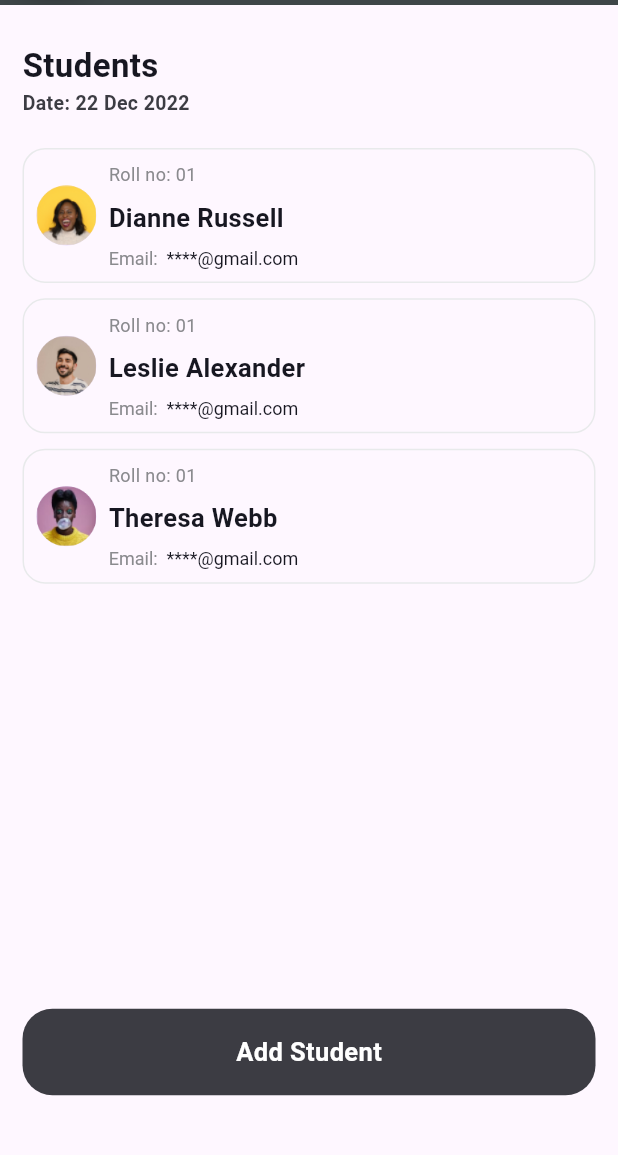
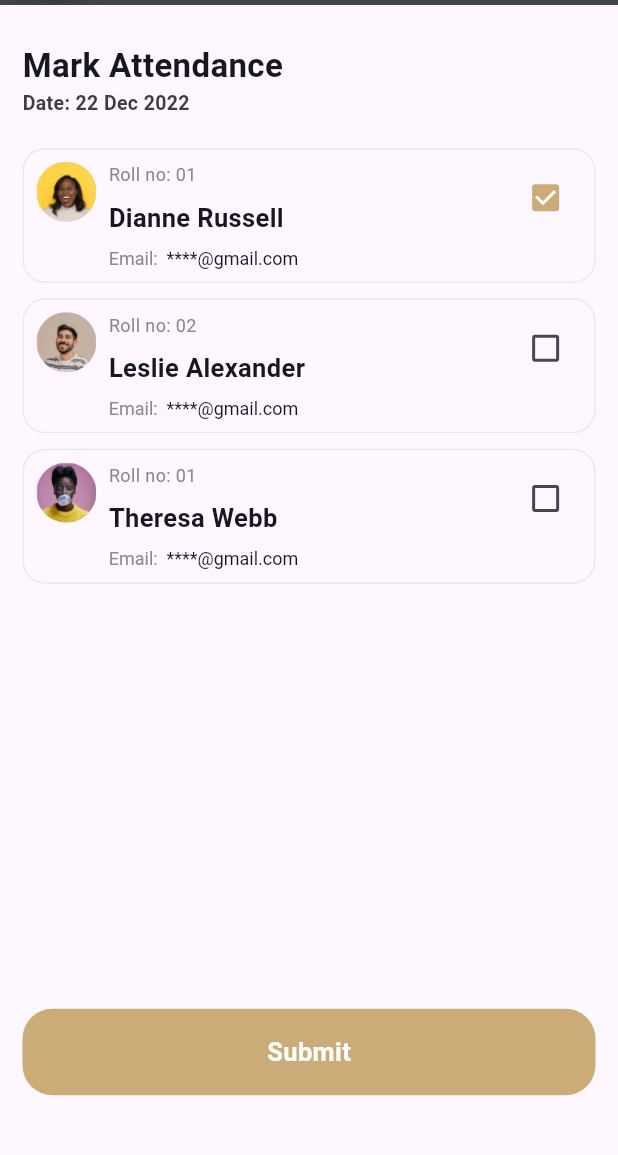
Before and after one commit to Aabis-Ahmed-Hassan/books_app_ui, a Flutter app: the screen it shows after launch, on a phone screen of 412 x 824 dp, the part 79-1234 px from its top. Run offline on Flutter 3.47's test engine with Material 3 defaults, Android fonts, the phone set to English and light mode, and no system bars.

Commit message:
Done with task 2

```diff
--- a/lib/task 2/mark_attendance.dart
+++ b/lib/task 2/mark_attendance.dart
@@ -1,7 +1,7 @@
 import 'package:flutter/material.dart';
 
 class MarkAttendance extends StatelessWidget {
-  const MarkAttendance({super.key});
+  MarkAttendance({super.key});
 
   @override
   Widget build(BuildContext context) {
@@ -63,7 +63,7 @@ class MarkAttendance extends StatelessWidget {
               height: height * 0.03,
             ),
             const Text(
-              'Students',
+              'Mark Attendance',
               style: TextStyle(
                 color: Color(0xff171721),
                 fontWeight: FontWeight.w700,
@@ -81,8 +81,6 @@ class MarkAttendance extends StatelessWidget {
             SizedBox(
               height: height * 0.025,
             ),
-            Column(
-              children: [
             Container(
               width: double.infinity,
               padding: EdgeInsets.symmetric(
@@ -95,8 +93,8 @@ class MarkAttendance extends StatelessWidget {
                 ),
               ),
               child: Row(
-                    children: [
-                      const Column(
+                mainAxisAlignment: MainAxisAlignment.start,
+                crossAxisAlignment: CrossAxisAlignment.start,
                 children: [
                   CircleAvatar(
                     radius: 20,
@@ -105,8 +103,6 @@ class MarkAttendance extends StatelessWidget {
                         'assets/student_1.png',
                       ),
                     ),
-                          )
-                        ],
                   ),
                   SizedBox(
                     width: width * 0.01,
@@ -167,6 +163,16 @@ class MarkAttendance extends StatelessWidget {
                       ],
                     ),
                   ),
+                  Column(
+                    mainAxisAlignment: MainAxisAlignment.start,
+                    children: [
+                      Checkbox(
+                        value: true,
+                        onChanged: (bool? a) {},
+                        activeColor: Color(0xffCBAC78),
+                      )
+                    ],
+                  )
                 ],
               ),
             ),
@@ -182,8 +188,8 @@ class MarkAttendance extends StatelessWidget {
                 ),
               ),
               child: Row(
-                    children: [
-                      const Column(
+                mainAxisAlignment: MainAxisAlignment.start,
+                crossAxisAlignment: CrossAxisAlignment.start,
                 children: [
                   CircleAvatar(
                     radius: 20,
@@ -192,8 +198,6 @@ class MarkAttendance extends StatelessWidget {
                         'assets/student_2.png',
                       ),
                     ),
-                          )
-                        ],
                   ),
                   SizedBox(
                     width: width * 0.01,
@@ -204,7 +208,7 @@ class MarkAttendance extends StatelessWidget {
                       crossAxisAlignment: CrossAxisAlignment.start,
                       children: [
                         const Text(
-                              'Roll no: 01',
+                          'Roll no: 02',
                           style: TextStyle(
                             fontWeight: FontWeight.w400,
                             fontSize: 12,
@@ -254,6 +258,16 @@ class MarkAttendance extends StatelessWidget {
                       ],
                     ),
                   ),
+                  Column(
+                    mainAxisAlignment: MainAxisAlignment.start,
+                    children: [
+                      Checkbox(
+                        value: false,
+                        onChanged: (bool? a) {},
+                        activeColor: Color(0xffCBAC78),
+                      )
+                    ],
+                  )
                 ],
               ),
             ),
@@ -269,8 +283,8 @@ class MarkAttendance extends StatelessWidget {
                 ),
               ),
               child: Row(
-                    children: [
-                      const Column(
+                mainAxisAlignment: MainAxisAlignment.start,
+                crossAxisAlignment: CrossAxisAlignment.start,
                 children: [
                   CircleAvatar(
                     radius: 20,
@@ -279,8 +293,6 @@ class MarkAttendance extends StatelessWidget {
                         'assets/student_3.png',
                       ),
                     ),
-                          )
-                        ],
                   ),
                   SizedBox(
                     width: width * 0.01,
@@ -341,23 +353,32 @@ class MarkAttendance extends StatelessWidget {
                       ],
                     ),
                   ),
+                  Column(
+                    mainAxisAlignment: MainAxisAlignment.start,
+                    children: [
+                      Checkbox(
+                        value: false,
+                        onChanged: (bool? a) {},
+                        activeColor: Color(0xffCBAC78),
+                        checkColor: Colors.red,
+                      )
+                    ],
+                  )
                 ],
               ),
             ),
-              ],
-            ),
-            Spacer(),
+            const Spacer(),
             Container(
               height: height * 0.07,
               decoration: BoxDecoration(
-                color: Color(0xff3C3C43),
+                color: const Color(0xffCBAC78),
                 borderRadius: BorderRadius.circular(
                   20,
                 ),
               ),
-              child: Center(
+              child: const Center(
                 child: Text(
-                  'Add Student',
+                  'Submit',
                   style: TextStyle(
                     fontSize: 17,
                     color: Colors.white,
--- a/lib/task 2/students.dart
+++ b/lib/task 2/students.dart
@@ -81,8 +81,6 @@ class Students extends StatelessWidget {
             SizedBox(
               height: height * 0.025,
             ),
-            Column(
-              children: [
             Container(
               width: double.infinity,
               padding: EdgeInsets.symmetric(
@@ -95,8 +93,8 @@ class Students extends StatelessWidget {
                 ),
               ),
               child: Row(
-                    children: [
-                      const Column(
+                mainAxisAlignment: MainAxisAlignment.start,
+                crossAxisAlignment: CrossAxisAlignment.start,
                 children: [
                   CircleAvatar(
                     radius: 20,
@@ -105,8 +103,6 @@ class Students extends StatelessWidget {
                         'assets/student_1.png',
                       ),
                     ),
-                          )
-                        ],
                   ),
                   SizedBox(
                     width: width * 0.01,
@@ -182,8 +178,8 @@ class Students extends StatelessWidget {
                 ),
               ),
               child: Row(
-                    children: [
-                      const Column(
+                mainAxisAlignment: MainAxisAlignment.start,
+                crossAxisAlignment: CrossAxisAlignment.start,
                 children: [
                   CircleAvatar(
                     radius: 20,
@@ -192,8 +188,6 @@ class Students extends StatelessWidget {
                         'assets/student_2.png',
                       ),
                     ),
-                          )
-                        ],
                   ),
                   SizedBox(
                     width: width * 0.01,
@@ -269,8 +263,8 @@ class Students extends StatelessWidget {
                 ),
               ),
               child: Row(
-                    children: [
-                      const Column(
+                mainAxisAlignment: MainAxisAlignment.start,
+                crossAxisAlignment: CrossAxisAlignment.start,
                 children: [
                   CircleAvatar(
                     radius: 20,
@@ -279,8 +273,6 @@ class Students extends StatelessWidget {
                         'assets/student_3.png',
                       ),
                     ),
-                          )
-                        ],
                   ),
                   SizedBox(
                     width: width * 0.01,
@@ -344,8 +336,6 @@ class Students extends StatelessWidget {
                 ],
               ),
             ),
-              ],
-            ),
             Spacer(),
             Container(
               height: height * 0.07,
```
Lines whose indentation alone changed are shown as unchanged.
